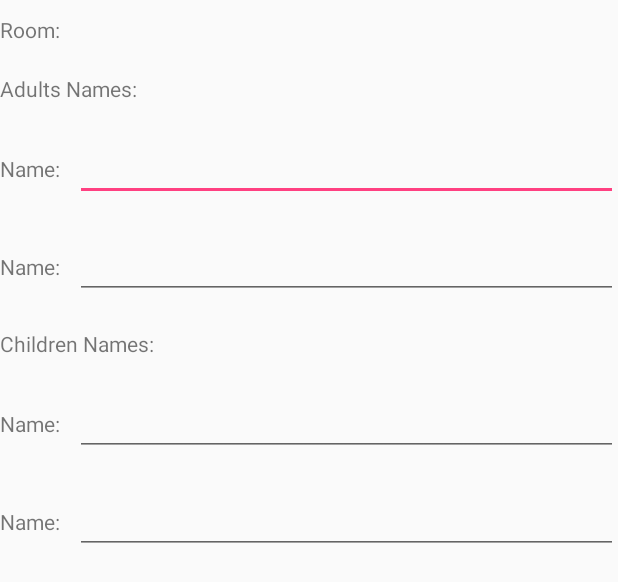
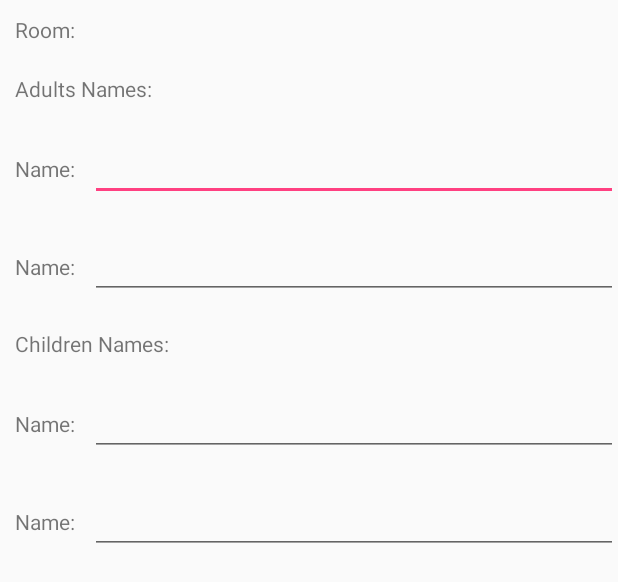
Before and after one commit to CaoPhiHung/douglas_mobile_dev, an Android app: the layout custom_room_book.xml on its own in the app's theme, with its tools: preview values and no code run, on a phone screen of 412 x 824 dp. Shown: the top 582 px of the screen. Run offline under Robolectric (Android 15) with nearby library versions, the phone set to English and light mode, and no system bars.

```diff
--- a/app/src/main/java/com/project/activities/RoomAdapter.java
+++ b/app/src/main/java/com/project/activities/RoomAdapter.java
@@ -40,8 +40,7 @@ public class RoomAdapter extends ArrayAdapter<Room> {
 
         LayoutInflater inflater = (LayoutInflater)context.getSystemService(Activity.LAYOUT_INFLATER_SERVICE);
         View v = inflater.inflate(R.layout.custom_row, null);
-//        Log.d("size: ",this.items.size()+ "");
-//        Log.d("I: ",i + "");
+
         TextView roomNo = (TextView) v.findViewById(R.id.txtTitle);
         roomNo.setText(this.items.get(i).name);
 
@@ -68,14 +67,13 @@ public class RoomAdapter extends ArrayAdapter<Room> {
                     RoomBooking roomBooking = new RoomBooking();
                     roomBooking.room_id = items.get(index).id;
                     roomBookings.add(roomBooking);
-//                    Log.d("size",roomBookings.size()+ "");
+
                 }else{
                     bookButton.setText("Book");
                     for (int i = 0; i < roomBookings.size(); i++){
                         RoomBooking selectRoom = roomBookings.get(i);
                         if(selectRoom.room_id == items.get(index).id) {
                             roomBookings.remove(selectRoom);
-//                            Log.d("size2", roomBookings.size() + "");
                         }
                     }
                 }
--- a/app/src/main/java/com/project/db/DBHelper.java
+++ b/app/src/main/java/com/project/db/DBHelper.java
@@ -12,7 +12,7 @@ import java.sql.Date;
 public class DBHelper extends SQLiteOpenHelper {
 
     static final String DATABASE_NAME = "groupproject";
-    static final int DATABASE_VERSION = 9;
+    static final int DATABASE_VERSION = 2;
 
     static DBHelper instance;
 
--- a/app/src/main/java/com/project/db/InvoiceItem.java
+++ b/app/src/main/java/com/project/db/InvoiceItem.java
@@ -82,6 +82,10 @@ public class InvoiceItem {
 
     public static InvoiceItem get(long id){
         SQLiteDatabase db = DBHelper.getDbInstance();
-        return convertFromCursor(db.query(TABLE_NAME, getColumnNames(), "id = ?", new String[] {String.valueOf(id)}, null, null, null, null));
+        Cursor cursor = db.query(TABLE_NAME, getColumnNames(), "id = ?", new String[]{String.valueOf(id)}, null, null, null, null);
+        if (cursor.getCount() == 0)
+            return new InvoiceItem();
+        cursor.moveToFirst();
+        return convertFromCursor(cursor);
     }
 }
--- a/app/src/main/res/layout/booking2_layout.xml
+++ b/app/src/main/res/layout/booking2_layout.xml
@@ -17,7 +17,7 @@
     <ListView
         android:id="@+id/roomList"
         android:layout_width="match_parent"
-        android:layout_height="391dp">
+        android:layout_height="491dp">
 
 
     </ListView>
--- a/app/src/main/res/layout/custom_room_book.xml
+++ b/app/src/main/res/layout/custom_room_book.xml
@@ -16,9 +16,7 @@
             android:id="@+id/txtRoomNo"
             android:layout_width="wrap_content"
             android:layout_height="wrap_content"
-            android:layout_marginBottom="10dp"
-            android:layout_marginEnd="10sp"
-            android:layout_marginTop="10dp"
+            android:layout_margin="10dp"
             android:text="Room:" />
 
     </LinearLayout>
@@ -31,9 +29,7 @@
             android:id="@+id/txtAdultNo"
             android:layout_width="wrap_content"
             android:layout_height="wrap_content"
-            android:layout_marginBottom="10dp"
-            android:layout_marginEnd="10sp"
-            android:layout_marginTop="10dp"
+            android:layout_margin="10dp"
             android:text="Adults Names:" />
 
 
@@ -47,9 +43,7 @@
             android:id="@+id/txtAdultName1"
             android:layout_width="wrap_content"
             android:layout_height="wrap_content"
-            android:layout_marginBottom="10dp"
-            android:layout_marginEnd="10sp"
-            android:layout_marginTop="10dp"
+            android:layout_margin="10dp"
             android:text="Name:" />
 
         <EditText
@@ -70,9 +64,7 @@
             android:id="@+id/txtAldultName2"
             android:layout_width="wrap_content"
             android:layout_height="wrap_content"
-            android:layout_marginBottom="10dp"
-            android:layout_marginEnd="10sp"
-            android:layout_marginTop="10dp"
+            android:layout_margin="10dp"
             android:text="Name:" />
 
         <EditText
@@ -93,9 +85,7 @@
             android:id="@+id/txtChildrenNo"
             android:layout_width="wrap_content"
             android:layout_height="wrap_content"
-            android:layout_marginBottom="10dp"
-            android:layout_marginEnd="10sp"
-            android:layout_marginTop="10dp"
+            android:layout_margin="10dp"
             android:text="Children Names:" />
 
 
@@ -109,9 +99,7 @@
             android:id="@+id/txtChildrenName1"
             android:layout_width="wrap_content"
             android:layout_height="wrap_content"
-            android:layout_marginBottom="10dp"
-            android:layout_marginEnd="10sp"
-            android:layout_marginTop="10dp"
+            android:layout_margin="10dp"
             android:text="Name:" />
 
         <EditText
@@ -131,9 +119,7 @@
             android:id="@+id/txtChildrenName2"
             android:layout_width="wrap_content"
             android:layout_height="wrap_content"
-            android:layout_marginBottom="10dp"
-            android:layout_marginEnd="10sp"
-            android:layout_marginTop="10dp"
+            android:layout_margin="10dp"
             android:text="Name:" />
 
         <EditText
```
Also changed, not shown: app/src/main/java/com/project/activities/BookingDetailActivity.java (+42 -18 lines), app/src/main/java/com/project/activities/BookingDetailFragment.java (deleted, +0 -66 lines).
